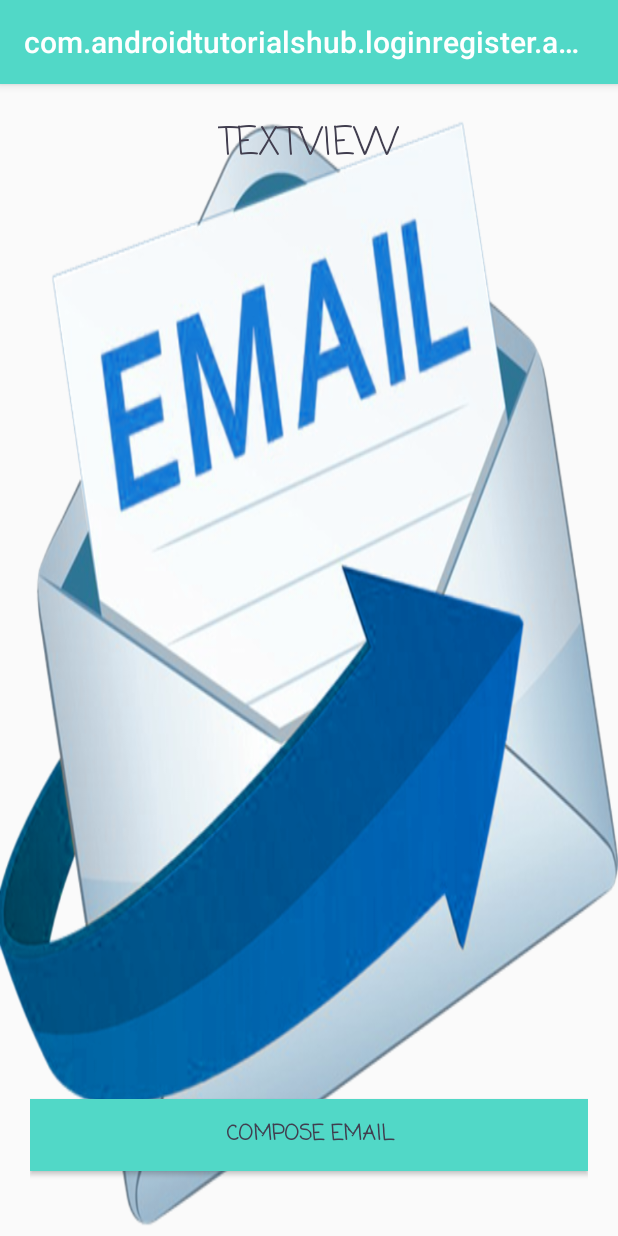
After one commit to baramadalina/Android, an Android app: the ActivitySendEmail screen opened directly, with no data from a screen before it, on a phone screen of 412 x 824 dp. The commit adds this screen. Run offline under Robolectric (Android 15) with nearby library versions, the phone set to English and light mode, and no system bars.

Commit message:
add send e-mail functionality

```diff
--- a/app/src/main/AndroidManifest.xml
+++ b/app/src/main/AndroidManifest.xml
@@ -42,6 +42,7 @@
         <activity android:name=".activities.demo.MenuActivity" />
         <activity android:name=".activities.demo.HomeActivity" />
         <activity android:name=".activities.ReservationEventDetailsActivity" />
+        <activity android:name=".activities.ActivitySendEmail" />
 
     </application>
 
--- /dev/null
+++ b/app/src/main/res/layout/activity_send_email_screen.xml
@@ -0,0 +1,41 @@
+<?xml version="1.0" encoding="utf-8"?>
+<RelativeLayout xmlns:android="http://schemas.android.com/apk/res/android"
+    xmlns:tools="http://schemas.android.com/tools"
+    android:id="@+id/activity_share_intent_builder"
+    android:layout_width="match_parent"
+    android:layout_height="match_parent"
+    android:paddingBottom="@dimen/activity_vertical_margin"
+    android:paddingLeft="@dimen/activity_horizontal_margin"
+    android:paddingRight="@dimen/activity_horizontal_margin"
+    android:background="@drawable/email"
+    android:paddingTop="@dimen/activity_vertical_margin"
+    tools:context="com.androidtutorialshub.loginregister.activities.ActivitySendEmail"
+    android:weightSum="1"
+    android:orientation="vertical">
+
+    <TextView
+        android:text="TextView"
+        android:layout_width="wrap_content"
+        android:layout_height="wrap_content"
+        android:id="@+id/textView11"
+        tools:text="Sending email"
+        android:textColor="@color/colorBackground"
+        android:textSize="25sp"
+        android:fontFamily="casual"
+        android:textAllCaps="true"
+        android:layout_centerHorizontal="true" />
+
+    <Button
+        android:text="Compose Email"
+        android:layout_width="match_parent"
+        android:layout_height="wrap_content"
+        android:id="@+id/buttonMail"
+        android:textStyle="normal|bold"
+        android:background="@color/colorPrimaryDark"
+        android:fontFamily="casual"
+        android:textColor="@color/colorBackground"
+        android:textSize="14sp"
+        android:layout_marginBottom="23dp"
+        android:layout_alignParentBottom="true"
+        android:layout_centerHorizontal="true" />
+</RelativeLayout>
```
Also changed, not shown: app/src/main/java/com/androidtutorialshub/loginregister/activities/ActivitySendEmail.java (added, +149 -0 lines), app/src/main/java/com/androidtutorialshub/loginregister/activities/SecondActivity.java (+10 -0 lines), app/src/main/res/layout/activity_second.xml (+104 -60 lines), app/src/main/res/drawable/email.png (added).
